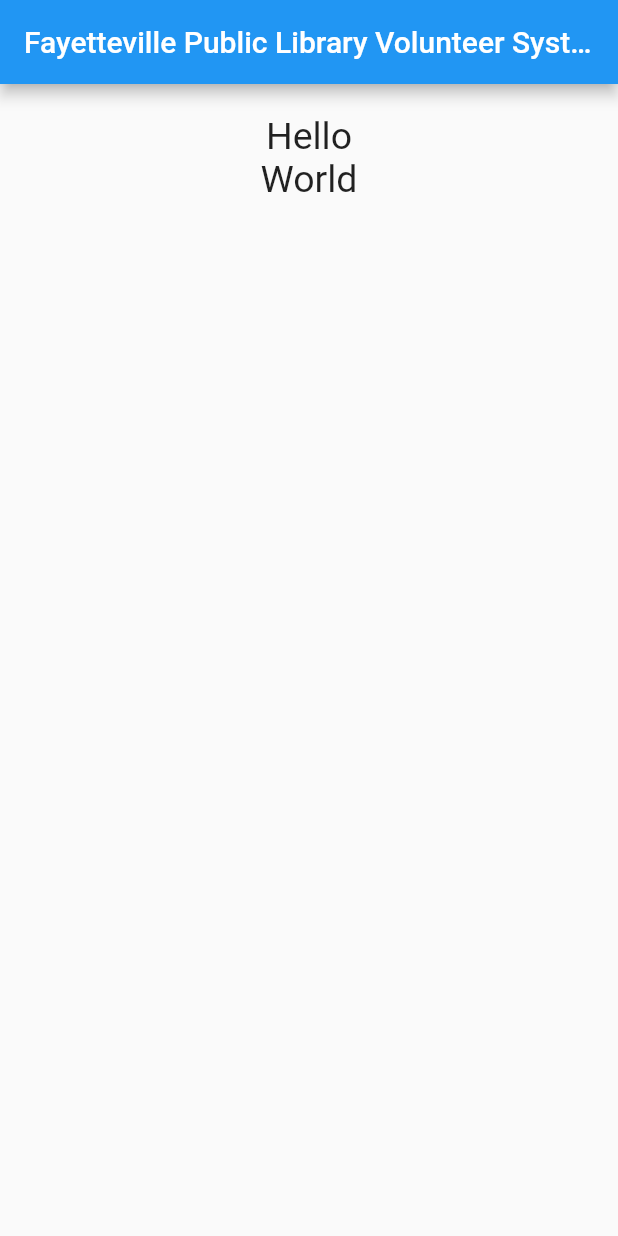
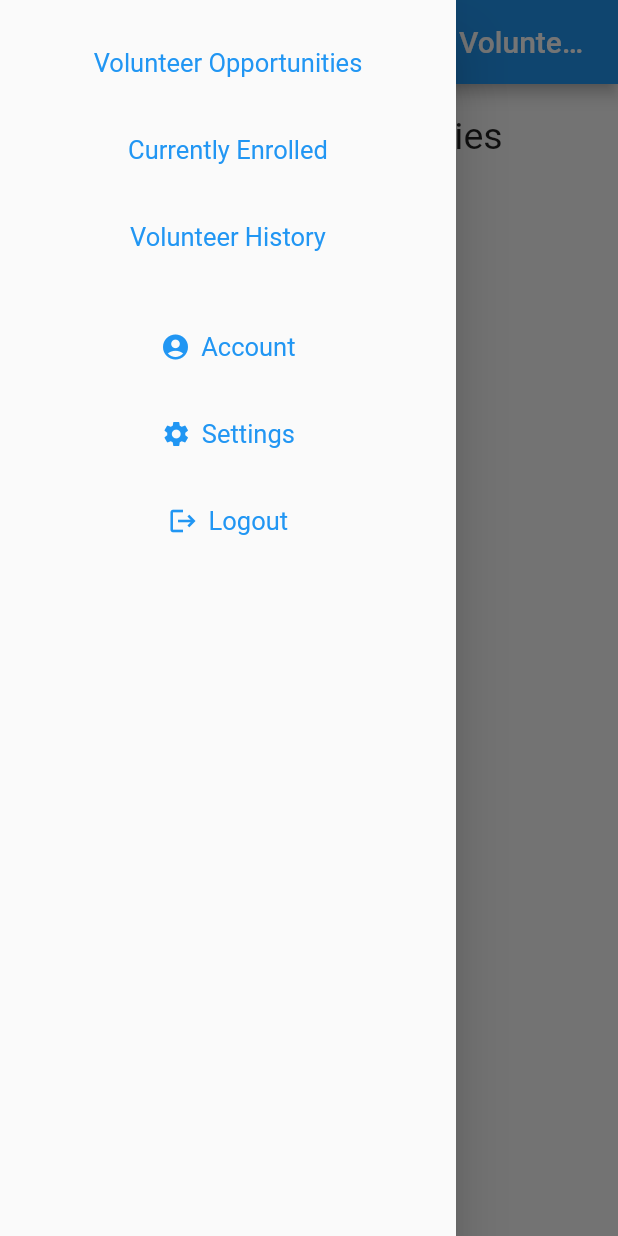
Before and after one commit to blithal/Volunteer-Time-Tracking, a Flutter app: the UserRegistrationPage screen opened directly, with the side drawer open (before the commit the screen has no drawer), on a phone screen of 412 x 824 dp. Run offline on Flutter 3.47's test engine with Material 2 defaults, Android fonts, the phone set to English and light mode, and no system bars; network calls fail; key blocks and very long unbroken strings in the code were emptied for the run.

Commit message:
Updated user account page with navagaition. Updated volunteer opportunities page with navagation (ie. user_registration.dart).

```diff
--- a/lib/user_registration.dart
+++ b/lib/user_registration.dart
@@ -1,4 +1,6 @@
 import 'package:flutter/material.dart';
+import 'package:volunteer_time_tracking/main.dart';
+import 'package:volunteer_time_tracking/user_account.dart';
 
 class UserRegistration extends StatelessWidget {
   const UserRegistration({Key? key}) : super(key: key);
@@ -29,6 +31,8 @@ class UserRegistrationPage extends StatefulWidget {
 }
 
 class _UserRegistrationPage extends State<UserRegistrationPage> {
+  final GlobalKey<ScaffoldState> _scaffoldKey = GlobalKey<ScaffoldState>();
+
   Size displaySize(BuildContext context) {
     return MediaQuery.of(context).size;
   }
@@ -44,6 +48,7 @@ class _UserRegistrationPage extends State<UserRegistrationPage> {
   @override
   Widget build(BuildContext context) {
     return Scaffold(
+      key: _scaffoldKey,
       appBar: AppBar(
         title: Text(widget.title),
       ),
@@ -53,21 +58,92 @@ class _UserRegistrationPage extends State<UserRegistrationPage> {
           crossAxisAlignment: CrossAxisAlignment.center,
           children: <Widget>[
             const SizedBox(height: 10) /*Spacing for user*/,
-            Row(mainAxisAlignment: MainAxisAlignment.center, children: [
-              /*Area for name*/
-              Container(
-                width: displayWidth(context) * .25,
-                padding: const EdgeInsets.all(10),
-                child: const Text(
-                  'Hello World',
-                  textAlign: TextAlign.center,
-                  style: TextStyle(fontSize: 25),
-                ),
+            Container(
+              width: displayWidth(context) * .70,
+              padding: const EdgeInsets.all(10),
+              child: const Text(
+                'Volunteer Opportunities',
+                textAlign: TextAlign.left,
+                style: TextStyle(fontSize: 25),
               ),
-            ]),
+            ),
           ],
         ),
       ),
+      drawer: Drawer(
+          child: ListView(
+        padding: const EdgeInsets.all(8),
+        children: <Widget>[
+          const SizedBox(height: 10) /*Spacing for user*/,
+          TextButton(
+            style: TextButton.styleFrom(
+              textStyle: const TextStyle(fontSize: 17),
+            ),
+            onPressed: () {
+              Navigator.pop(context);
+            },
+            child: const Text('Volunteer Opportunities'),
+          ),
+          const SizedBox(height: 10) /*Spacing for user*/,
+          TextButton(
+            style: TextButton.styleFrom(
+              textStyle: const TextStyle(fontSize: 17),
+            ),
+            onPressed: () {},
+            child: const Text('Currently Enrolled'),
+          ),
+          const SizedBox(height: 10) /*Spacing for user*/,
+          TextButton(
+            style: TextButton.styleFrom(
+              textStyle: const TextStyle(fontSize: 17),
+            ),
+            onPressed: () {},
+            child: const Text('Volunteer History'),
+          ),
+          const SizedBox(height: 25) /*Spacing for user*/,
+          TextButton.icon(
+            style: TextButton.styleFrom(
+              textStyle: const TextStyle(fontSize: 17),
+            ),
+            onPressed: () {
+              Navigator.push(context,
+                  MaterialPageRoute(builder: (context) => const UserAccount()));
+            },
+            icon: const Icon(
+              Icons.account_circle,
+              size: 20,
+            ),
+            label: const Text('Account'),
+          ),
+          const SizedBox(height: 10) /*Spacing for user*/,
+          TextButton.icon(
+            style: TextButton.styleFrom(
+              textStyle: const TextStyle(fontSize: 17),
+            ),
+            onPressed: () {},
+            icon: const Icon(
+              Icons.settings,
+              size: 20,
+            ),
+            label: const Text('Settings'),
+          ),
+          const SizedBox(height: 10) /*Spacing for user*/,
+          TextButton.icon(
+            style: TextButton.styleFrom(
+              textStyle: const TextStyle(fontSize: 17),
+            ),
+            onPressed: () {
+              Navigator.push(context,
+                  MaterialPageRoute(builder: (context) => const MyApp()));
+            },
+            icon: const Icon(
+              Icons.logout,
+              size: 20,
+            ),
+            label: const Text('Logout'),
+          ),
+        ],
+      )),
     );
   }
 }
```
Also changed, not shown: lib/user_account.dart (+80 -5 lines).
